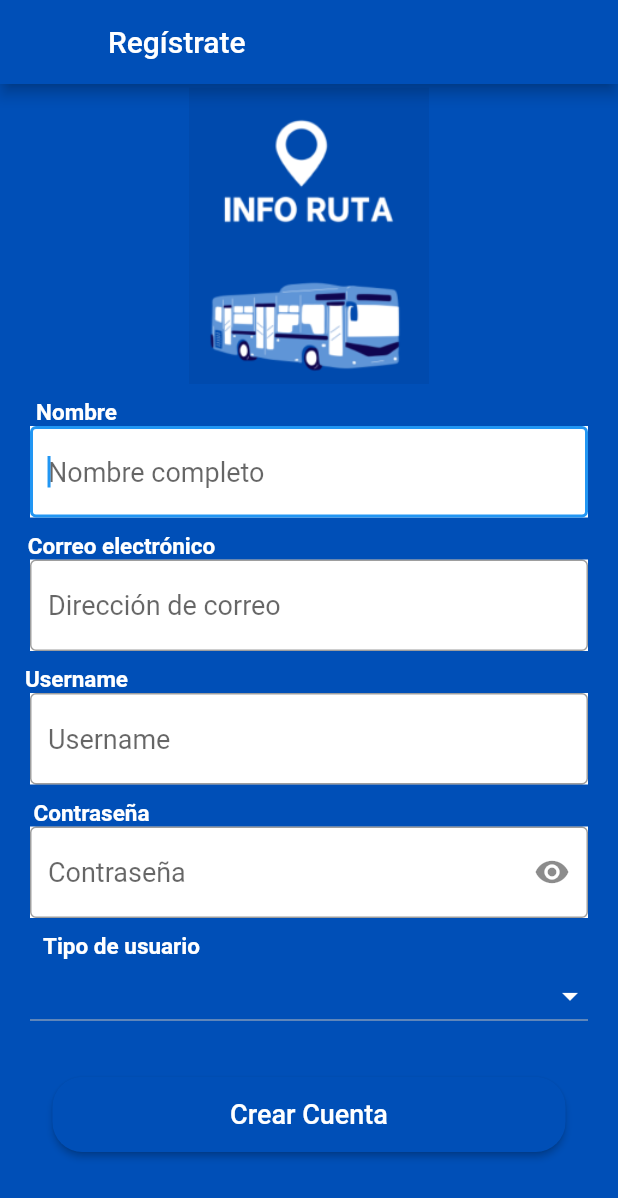
After one commit to RodrigoRuizR/Info-Ruta, a Flutter app: the screen it shows after launch, after a tap on "Regístrate", on a phone screen of 412 x 824 dp. The commit adds this screen. Shown: the top 1198 px of the screen. Run offline on Flutter 3.47's test engine with Material 2 defaults, Android fonts, the light colour scheme and no system bars; our stand-ins replace google_maps_flutter, permission_handler; missing offline and left inert: dart:html, location_permissions, trust_location.

Commit message:
ultimos cambios con login completo, register no completo y home

```diff
--- /dev/null
+++ b/lib/app/UI/Pages/colors/colors.dart
@@ -0,0 +1,6 @@
+import 'package:flutter/material.dart';
+
+
+class ColorSelect {
+static const Color tema = Color.fromARGB(255, 0, 79, 183);
+}
--- a/lib/app/UI/Pages/login.dart
+++ b/lib/app/UI/Pages/login.dart
@@ -1,4 +1,5 @@
 import 'package:flutter/material.dart';
+import 'package:integrador/app/UI/Pages/colors/colors.dart';
 
 
 import '../../../service/login_service.dart';
@@ -20,7 +21,7 @@ class _LoginPageState extends State<LoginPage> {
   Widget build(BuildContext context) {
     Size size = MediaQuery.of(context).size;
     return Scaffold(
-      backgroundColor:Color.fromARGB(255, 0, 79, 183) ,
+      backgroundColor: ColorSelect.tema,
       appBar: AppBar(
 
         leading: IconButton(
@@ -28,13 +29,12 @@ class _LoginPageState extends State<LoginPage> {
           onPressed: () => Navigator.of(context).pop(),
         ),
         title: const Text('Info Ruta'),
-        iconTheme: const IconThemeData(color: Colors.blueAccent),
+        iconTheme: const IconThemeData(color: ColorSelect.tema),
         actions: [
           Container(
             padding: const EdgeInsets.only(left: 90),
             height: 60,
             width: 170,
-            //child: Image.asset('assets/images/splash.png'),
           )
         ],
         backgroundColor: Colors.blueAccent,
@@ -42,12 +42,8 @@ class _LoginPageState extends State<LoginPage> {
       body: Container(
 
         margin: const EdgeInsets.only(left: 10),
-        // width: size.width,
-        // height: size.height,
         child: SingleChildScrollView(
           child: Column(
-
-            //mainAxisAlignment: MainAxisAlignment.end,
             children: <Widget>[
               SizedBox(
                 height: 400,
@@ -64,21 +60,16 @@ class _LoginPageState extends State<LoginPage> {
                 ),
               ),
               Container(
-                //color: Colors.white,
+                color: Colors.white,
 
                 //width: double.infinity,
-                padding: EdgeInsets.only(top: 10,left: 10, right: 10),
+                margin: EdgeInsets.only(top: 10,left: 10, right: 10),
                 child: TextField(
 
                   textAlign: TextAlign.left,
-                  style: const TextStyle(fontSize: 18, color: Colors.white),
+                  style: const TextStyle(fontSize: 18, color: Colors.black),
                   autofocus: true,
                   decoration: const InputDecoration(
-
-                    border: OutlineInputBorder(
-
-                        borderRadius: BorderRadius.all(Radius.circular(15)),
-                        borderSide: BorderSide(color: Colors.white, width: 1)),
                     hintText: 'Dirección de correo',
                   ),
                   onChanged: (text) {
@@ -96,13 +87,17 @@ class _LoginPageState extends State<LoginPage> {
                 ),
               ),
               Container(
+                color: Colors.white,
                 margin: const EdgeInsets.only(top: 10, right: 10, left: 10),
                 child: TextField(
                   obscureText: mostrar,
                   textAlign: TextAlign.left,
                   style: const TextStyle(fontSize: 18),
                   autofocus: true,
-                  decoration: InputDecoration(
+                  decoration:
+
+                  InputDecoration(
+
                     suffixIcon: IconButton(
                       icon:
                           Icon(mostrar ? Icons.visibility : Icons.visibility_off),
@@ -112,9 +107,7 @@ class _LoginPageState extends State<LoginPage> {
                         });
                       },
                     ),
-                    border: const OutlineInputBorder(
-                        borderRadius: BorderRadius.all(Radius.circular(15)),
-                        borderSide: BorderSide(color: Colors.black, width: 1)),
+
                     hintText: 'Contraseña',
                   ),
                   onChanged: (text) {
@@ -122,31 +115,9 @@ class _LoginPageState extends State<LoginPage> {
                   },
                 ),
               ),
-             Padding(
-               padding: const EdgeInsets.only(right: 10),
-               child: Row(
-                      mainAxisAlignment: MainAxisAlignment.end,
-                      children:  [
-                        TextButton(
-                          onPressed: (){
-                            Navigator.pushNamed(context, 'recuperar');
-                          },
-                          child: const Text(
-                            '¿Has olvidado tu contraseña? ',
-                            textAlign: TextAlign.center,
-                            style: TextStyle(
-                              fontSize: 18,
-                              fontWeight: FontWeight.bold,
-                              color: Colors.white,
-                            ),
-                          ),
-                        )
-                      ],
-                    ),
-             ),
-                  const Padding(padding: EdgeInsets.only(top:160)),
+                  //const Padding(padding: EdgeInsets.only(top:160)),
                   Container(
-                padding: const EdgeInsets.only(top: 90),
+                padding: const EdgeInsets.only(top: 20),
                 child: SizedBox(
                   width: size.width - 70,
                   height: 50,
@@ -168,7 +139,7 @@ class _LoginPageState extends State<LoginPage> {
                                 print(value);
                                 if (value['status'] == 'success') {
                                   Navigator.pushReplacementNamed(
-                                      context, 'homepage');
+                                      context, 'home');
                                 } else {
                                   ScaffoldMessenger.of(context).showSnackBar(
                                     const SnackBar(
@@ -180,10 +151,10 @@ class _LoginPageState extends State<LoginPage> {
                               });
                         }
                       },
-
                       style: ElevatedButton.styleFrom(
-                          primary: Color(0xFF1083E7),
+                          primary: ColorSelect.tema,
                           shape: RoundedRectangleBorder(
+                              //borderSide: const BorderSide(color: Colors.white, width: 0),
                               borderRadius: BorderRadius.circular(20)))),
                 ),
               ),
@@ -193,11 +164,9 @@ class _LoginPageState extends State<LoginPage> {
                   child: Row(
                     mainAxisAlignment: MainAxisAlignment.center,
                     children:  [
-
-
                       TextButton(
                         onPressed: (){
-                          Navigator.pushNamed(context, 'registro');
+                          Navigator.pushNamed(context, 'register');
                         },
                         child: const Text(
                           'Regístrate',
@@ -205,7 +174,7 @@ class _LoginPageState extends State<LoginPage> {
                           style: TextStyle(
                             fontSize: 18,
                             fontWeight: FontWeight.bold,
-                            color: Color.fromARGB(256, 16, 131, 231),
+                            color: Colors.white,
                           ),
                         ),
                       )
--- /dev/null
+++ b/lib/app/UI/Pages/registro.dart
@@ -0,0 +1,225 @@
+import 'package:flutter/cupertino.dart';
+import 'package:flutter/material.dart';
+
+import 'colors/colors.dart';
+//import 'package:flutter_application_1/src/splash/styles/colors/colors_views.dart';
+
+//import '../models/register_service.dart';
+
+class Registro extends StatefulWidget {
+  const Registro({Key? key}) : super(key: key);
+
+  @override
+  State<Registro> createState() => _RegistroState();
+}
+
+class _RegistroState extends State<Registro> {
+  bool mostrar = true;
+  bool ver = false;
+  String? name = '';
+  String? username = '';
+  String? email = '';
+  int? userType = 0;
+  String? password = '';
+  late int _dropdownvalue;
+
+
+  @override
+  Widget build(BuildContext context) {
+    Size size = MediaQuery.of(context).size;
+
+    return Scaffold(
+      appBar: AppBar(
+
+        title: const Text('Regístrate'),
+        iconTheme: const IconThemeData(color: ColorSelect.tema),
+        backgroundColor: ColorSelect.tema,
+      ),
+      body: Container(
+        color: ColorSelect.tema,
+        width: size.width,
+        height: size.height,
+        child: SingleChildScrollView(
+          child: Column(
+            mainAxisAlignment: MainAxisAlignment.end,
+            children: [
+            SizedBox(
+              height: 200,
+              child: Image.asset('lib/app/assets/images/info.png'),
+            ),
+            const Padding(padding: EdgeInsets.only(top: 10)),
+            Container(
+              //padding: EdgeInsets.symmetric(horizontal: 10),
+              margin: const EdgeInsets.only(right: 310),
+              child: const Text(
+                'Nombre',
+                textAlign: TextAlign.center,
+                style: TextStyle(fontSize: 15,color: Colors.white, fontWeight: FontWeight.bold),
+              ),
+            ),
+            Container(
+              color: Colors.white,
+              margin: const EdgeInsets.only(right: 20, left: 20),
+              child: TextField(
+                textAlign: TextAlign.left,
+                style: const TextStyle(fontSize: 18, color: Colors.black),
+                autofocus: true,
+                decoration: const InputDecoration(
+                  border: OutlineInputBorder(
+                      //borderRadius: BorderRadius.all(Radius.circular(15)),
+                      borderSide: BorderSide(color: Colors.white, width: 0  )),
+                  hintText: 'Nombre completo',
+                ),
+                onChanged: (text) {
+                  name = text;
+                },
+              ),
+            ),
+            const Padding(padding: EdgeInsets.only(top: 10)),
+            Container(
+              margin: const EdgeInsets.only(right: 250),
+              child: const Text(
+                'Correo electrónico',
+                textAlign: TextAlign.center,
+                style: TextStyle(fontSize: 15, color: Colors.white, fontWeight: FontWeight.bold),
+              ),
+            ),
+            Container(
+              color: Colors.white,
+              margin: const EdgeInsets.only(right: 20, left: 20),
+              child: TextField(
+                textAlign: TextAlign.left,
+                style: const TextStyle(fontSize: 18, color: Colors.black),
+                autofocus: true,
+                decoration: const InputDecoration(
+                  border: OutlineInputBorder(
+                      //borderRadius: BorderRadius.all(Radius.circular(15)),
+                      borderSide: BorderSide(color: Colors.white, width: 0)),
+                  hintText: 'Dirección de correo',
+                ),
+                onChanged: (text) {
+                  email = text;
+                },
+              ),
+            ),
+            const Padding(padding: EdgeInsets.only(top: 10)),
+            Container(
+              margin: const EdgeInsets.only(right: 310),
+              child: const Text(
+                'Username',
+                textAlign: TextAlign.center,
+                style: TextStyle(fontSize: 15, color: Colors.white, fontWeight: FontWeight.bold),
+              ),
+            ),
+            Container(
+              color: Colors.white,
+              margin: const EdgeInsets.only(right: 20, left: 20),
+              child: TextField(
+                textAlign: TextAlign.left,
+                style: const TextStyle(fontSize: 18, color: Colors.black),
+                autofocus: true,
+                decoration: const InputDecoration(
+                  border: OutlineInputBorder(
+                     // borderRadius: BorderRadius.all(Radius.circular(15)),
+                      borderSide: BorderSide(color: Colors.white, width: 0)),
+                  hintText: 'Username',
+                ),
+                onChanged: (text) {
+                  name = text;
+                },
+              ),
+            ),
+            const Padding(padding: EdgeInsets.only(top: 10)),
+            Container(
+              margin: const EdgeInsets.only(right: 290),
+              child: const Text(
+                'Contraseña',
+                textAlign: TextAlign.center,
+                style: TextStyle(fontSize: 15, color: Colors.white, fontWeight: FontWeight.bold),
+              ),
+            ),
+            Container(
+              color: Colors.white,
+              margin: const EdgeInsets.only(right: 20, left: 20),
+              child: TextField(
+                obscureText: mostrar,
+                textAlign: TextAlign.left,
+                style: const TextStyle(fontSize: 18, color: Colors.black),
+                autofocus: true,
+                decoration: InputDecoration(
+                  suffixIcon: IconButton(
+                    icon:
+                        Icon(mostrar ? Icons.visibility : Icons.visibility_off),
+                    onPressed: () {
+                      setState(() {
+                        mostrar = !mostrar;
+                      });
+                    },
+                  ),
+                  border: const OutlineInputBorder(
+                      //borderRadius: BorderRadius.all(Radius.circular(15)),
+                      borderSide: BorderSide(color: Colors.white, width: 0)),
+                  hintText: 'Contraseña',
+                ),
+                onChanged: (text) {
+                  password = text;
+                },
+              ),
+            ),
+            const Padding(padding: EdgeInsets.only(top: 10)),
+            Container(
+              margin: const EdgeInsets.only(right: 250),
+              child: const Text(
+                'Tipo de usuario',
+                textAlign: TextAlign.center,
+                style: TextStyle(fontSize: 15,color: Colors.white, fontWeight: FontWeight.bold),
+              ),
+            ),
+
+            Container(
+              margin: const EdgeInsets.only(right: 20, left: 20),
+              child: DropdownButton(items: const [
+                DropdownMenuItem(child: Text("Transportista"), value: 1,),
+                DropdownMenuItem(child: Text("Usuario"), value: 2,),
+
+              ],
+
+              iconEnabledColor: Colors.white,
+              dropdownColor: Colors.white,
+              isExpanded: true,
+              onChanged: dropdowncallback),
+
+            ),
+            Center(
+              child: Container(
+                  padding: const EdgeInsets.only(top: 30, bottom: 20),
+                  child: SizedBox(
+                    width: size.width - 70,
+                    height: 50,
+                    child: ElevatedButton(
+                        child: const Text(
+                          'Crear Cuenta',
+                          style: TextStyle(fontSize: 18),
+                        ),
+                        onPressed: () {
+                        },
+                        style: ElevatedButton.styleFrom(
+                            primary: ColorSelect.tema,
+                            shape: RoundedRectangleBorder(
+                                borderRadius: BorderRadius.circular(20)))),
+                  ),
+                ),
+            ),
+          ]),
+        ),
+      ),
+    );
+  }
+  void dropdowncallback(int? selectValue){
+    if(selectValue is int){
+      setState(() {
+        _dropdownvalue = selectValue;
+      });
+    }
+  }
+}
--- a/lib/main.dart
+++ b/lib/main.dart
@@ -1,6 +1,8 @@
 import 'package:flutter/material.dart';
 import 'package:integrador/app/UI/Pages/home_page.dart';
 import 'package:integrador/app/UI/Pages/login.dart';
+import 'app/UI/Pages/registro.dart';
+
 void main() {
   runApp(const MyApp());
 }
@@ -18,6 +20,7 @@ class MyApp extends StatelessWidget {
       routes: {
       'home': (BuildContext context) =>  HomePage(),
       'login': (BuildContext context) =>  const LoginPage(),
+      'register': (BuildContext context) =>  const Registro(),
       }
     );
   }
--- a/pubspec.yaml
+++ b/pubspec.yaml
@@ -36,6 +36,7 @@ dependencies:
   cupertino_icons: ^1.0.2
   google_maps_flutter: ^2.1.8
   http: ^0.13.4
+  permission_handler: ^10.0.0
   trust_location: ^2.0.13
   location_permissions: ^4.0.1
 
```
Also changed, not shown: lib/app/UI/Pages/home_page.dart (+128 -9 lines), lib/app/UI/Pages/permissions/controller_permissions.dart (added, +21 -0 lines), lib/app/UI/widgets/drawer.dart (added, +30 -0 lines), lib/app/UI/Pages/permissions/request_permissions.dart (added), pubspec.lock, 4 other files.
